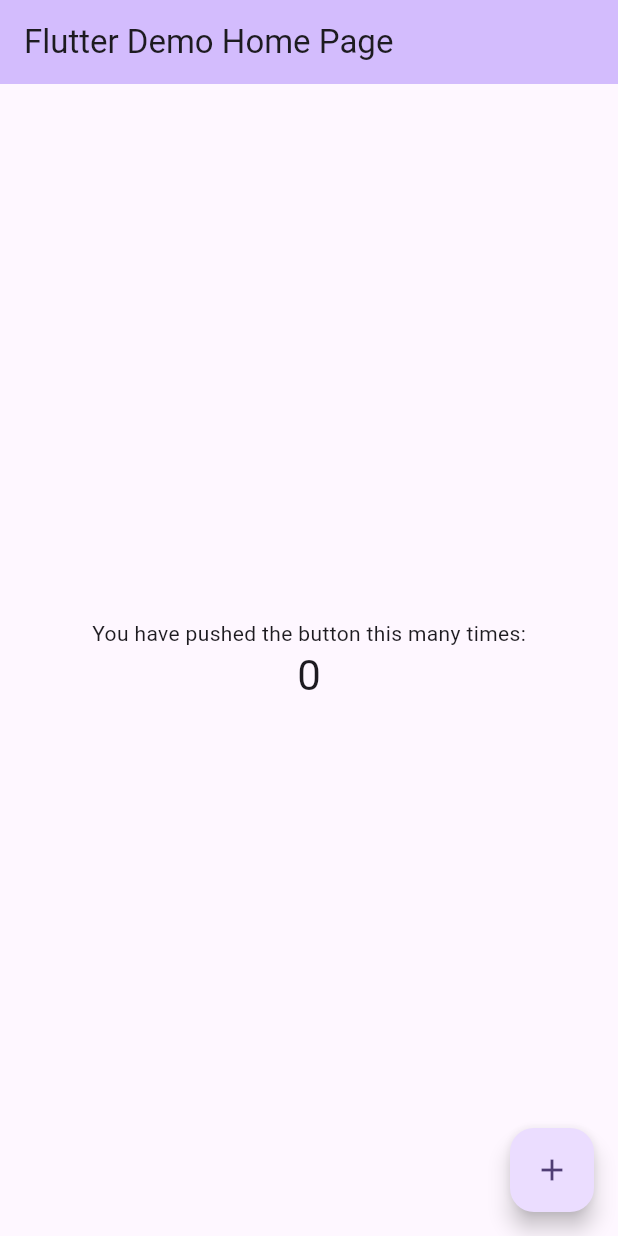
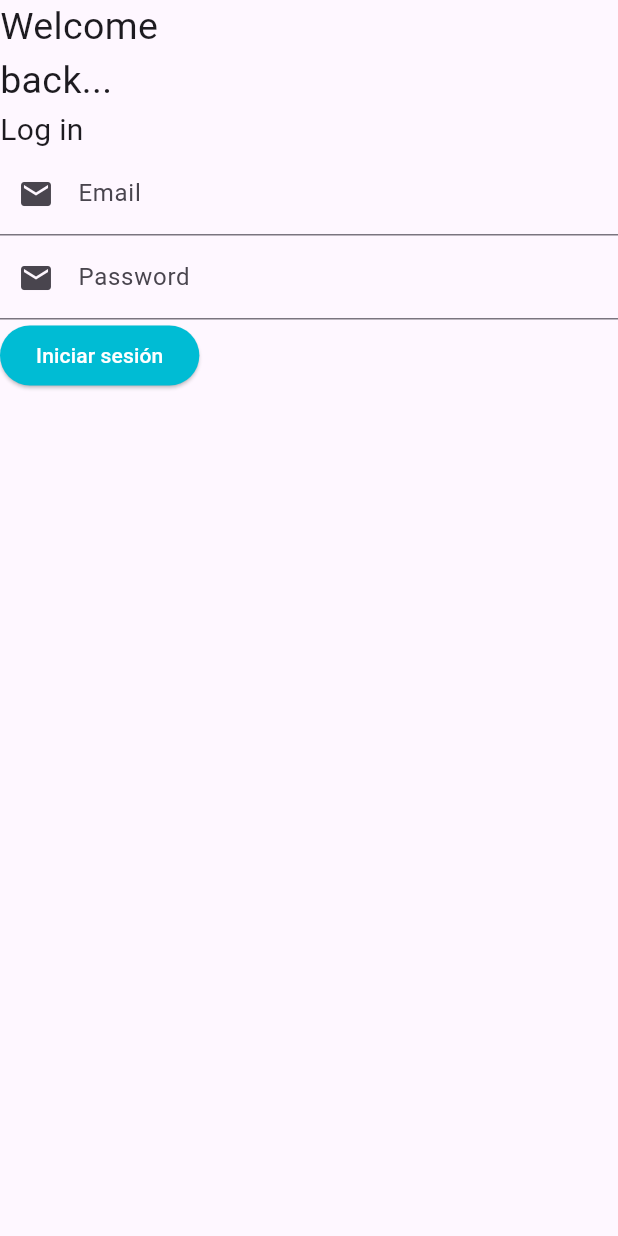
Before and after one commit to AuroraMadera/indriver_clone_flutter, a Flutter app: the screen it shows after launch, on a phone screen of 412 x 824 dp. Run offline on Flutter 3.47's test engine with Material 3 defaults, Android fonts, the phone set to English and light mode, and no system bars.

Commit message:
feat(login): create initial login screen structure
- Organize project into data, domain, and presentation layers
- Create LoginPage and LoginContent widgets
- Add email and password input fields
- Add login button
- Update main.dart to display login screen

```diff
--- a/lib/main.dart
+++ b/lib/main.dart
@@ -1,4 +1,5 @@
 import 'package:flutter/material.dart';
+import 'package:indriver_clone_flutter/src/presentation/pages/authentication/login/LoginPage.dart';
 
 void main() {
   runApp(const MyApp());
@@ -13,110 +14,9 @@ class MyApp extends StatelessWidget {
     return MaterialApp(
       title: 'Flutter Demo',
       theme: ThemeData(
-        // This is the theme of your application.
-        //
-        // TRY THIS: Try running your application with "flutter run". You'll see
-        // the application has a purple toolbar. Then, without quitting the app,
-        // try changing the seedColor in the colorScheme below to Colors.green
-        // and then invoke "hot reload" (save your changes or press the "hot
-        // reload" button in a Flutter-supported IDE, or press "r" if you used
-        // the command line to start the app).
-        //
-        // Notice that the counter didn't reset back to zero; the application
-        // state is not lost during the reload. To reset the state, use hot
-        // restart instead.
-        //
-        // This works for code too, not just values: Most code changes can be
-        // tested with just a hot reload.
-        colorScheme: .fromSeed(seedColor: Colors.deepPurple),
+        colorScheme: ColorScheme.fromSeed(seedColor: Colors.deepPurple),
       ),
-      home: const MyHomePage(title: 'Flutter Demo Home Page'),
+      home: LoginPage()
     );
   }
 }
-
-class MyHomePage extends StatefulWidget {
-  const MyHomePage({super.key, required this.title});
-
-  // This widget is the home page of your application. It is stateful, meaning
-  // that it has a State object (defined below) that contains fields that affect
-  // how it looks.
-
-  // This class is the configuration for the state. It holds the values (in this
-  // case the title) provided by the parent (in this case the App widget) and
-  // used by the build method of the State. Fields in a Widget subclass are
-  // always marked "final".
-
-  final String title;
-
-  @override
-  State<MyHomePage> createState() => _MyHomePageState();
-}
-
-class _MyHomePageState extends State<MyHomePage> {
-  int _counter = 0;
-
-  void _incrementCounter() {
-    setState(() {
-      // This call to setState tells the Flutter framework that something has
-      // changed in this State, which causes it to rerun the build method below
-      // so that the display can reflect the updated values. If we changed
-      // _counter without calling setState(), then the build method would not be
-      // called again, and so nothing would appear to happen.
-      _counter++;
-    });
-  }
-
-  @override
-  Widget build(BuildContext context) {
-    // This method is rerun every time setState is called, for instance as done
-    // by the _incrementCounter method above.
-    //
-    // The Flutter framework has been optimized to make rerunning build methods
-    // fast, so that you can just rebuild anything that needs updating rather
-    // than having to individually change instances of widgets.
-    return Scaffold(
-      appBar: AppBar(
-        // TRY THIS: Try changing the color here to a specific color (to
-        // Colors.amber, perhaps?) and trigger a hot reload to see the AppBar
-        // change color while the other colors stay the same.
-        backgroundColor: Theme.of(context).colorScheme.inversePrimary,
-        // Here we take the value from the MyHomePage object that was created by
-        // the App.build method, and use it to set our appbar title.
-        title: Text(widget.title),
-      ),
-      body: Center(
-        // Center is a layout widget. It takes a single child and positions it
-        // in the middle of the parent.
-        child: Column(
-          // Column is also a layout widget. It takes a list of children and
-          // arranges them vertically. By default, it sizes itself to fit its
-          // children horizontally, and tries to be as tall as its parent.
-          //
-          // Column has various properties to control how it sizes itself and
-          // how it positions its children. Here we use mainAxisAlignment to
-          // center the children vertically; the main axis here is the vertical
-          // axis because Columns are vertical (the cross axis would be
-          // horizontal).
-          //
-          // TRY THIS: Invoke "debug painting" (choose the "Toggle Debug Paint"
-          // action in the IDE, or press "p" in the console), to see the
-          // wireframe for each widget.
-          mainAxisAlignment: .center,
-          children: [
-            const Text('You have pushed the button this many times:'),
-            Text(
-              '$_counter',
-              style: Theme.of(context).textTheme.headlineMedium,
-            ),
-          ],
-        ),
-      ),
-      floatingActionButton: FloatingActionButton(
-        onPressed: _incrementCounter,
-        tooltip: 'Increment',
-        child: const Icon(Icons.add),
-      ),
-    );
-  }
-}
--- /dev/null
+++ b/lib/src/presentation/pages/authentication/login/LoginContent.dart
@@ -0,0 +1,62 @@
+import 'package:flutter/material.dart';
+
+class LoginContent extends StatelessWidget {
+  const LoginContent({super.key});
+
+  @override
+  Widget build(BuildContext context) {
+    return SafeArea(
+      child: Column (
+        crossAxisAlignment: CrossAxisAlignment.start,
+        children: [
+          Text(
+            'Welcome',
+            style: TextStyle(
+              fontSize: 25
+            ),
+          ),
+          Text(
+            'back...',
+            style: TextStyle(
+              fontSize: 25
+            ),
+          ),
+          Text(
+            'Log in',
+            style: TextStyle(
+              fontSize: 20
+            ),
+          ),
+           TextFormField(
+            decoration: InputDecoration(
+              label: Text('Email'),
+              prefixIcon: Icon(
+                Icons.email
+              )
+            ),
+          ),
+          TextFormField(
+            decoration: InputDecoration(
+              label: Text('Password'),
+              prefixIcon: Icon(
+                Icons.email
+              )
+            ),
+          ),
+          ElevatedButton(
+            onPressed: () {},
+            style: ElevatedButton.styleFrom(
+              backgroundColor: Colors.cyan
+            ),
+            child: Text(
+              'Iniciar sesión',
+              style: TextStyle(
+                color: Colors.white
+              ),
+            )
+          )
+        ],
+      ),
+    );
+  }
+}
--- a/lib/src/presentation/pages/authentication/login/LoginPage.dart
+++ b/lib/src/presentation/pages/authentication/login/LoginPage.dart
@@ -1,4 +1,5 @@
 import 'package:flutter/material.dart';
+import 'package:indriver_clone_flutter/src/presentation/pages/authentication/login/LoginContent.dart';
 
 class LoginPage extends StatefulWidget {
   const new({super.key});
@@ -10,6 +11,8 @@ class LoginPage extends StatefulWidget {
 class _LoginPageState extends State<LoginPage> {
   @override
   Widget build(BuildContext context) {
-    return const Placeholder();
+    return Scaffold(
+      body: LoginContent()
+    );
   }
 }
```
